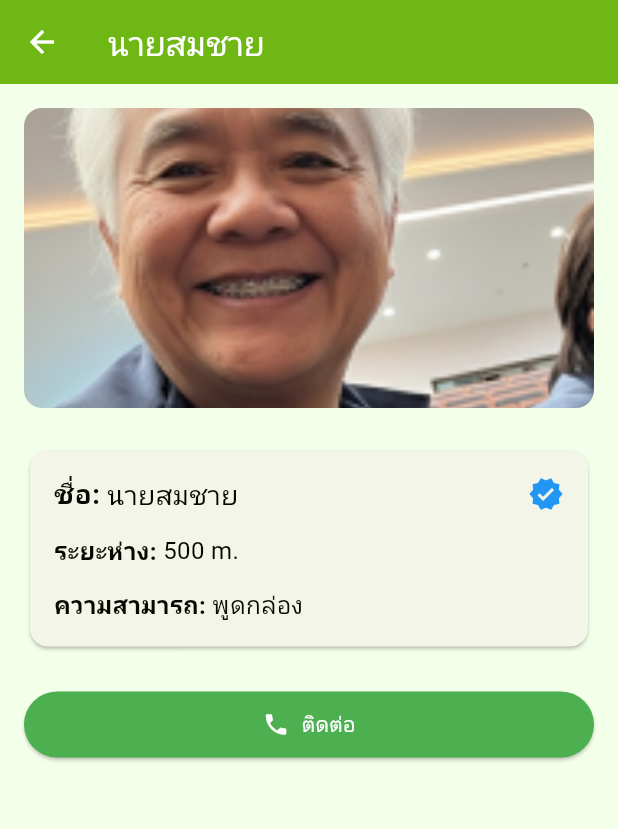
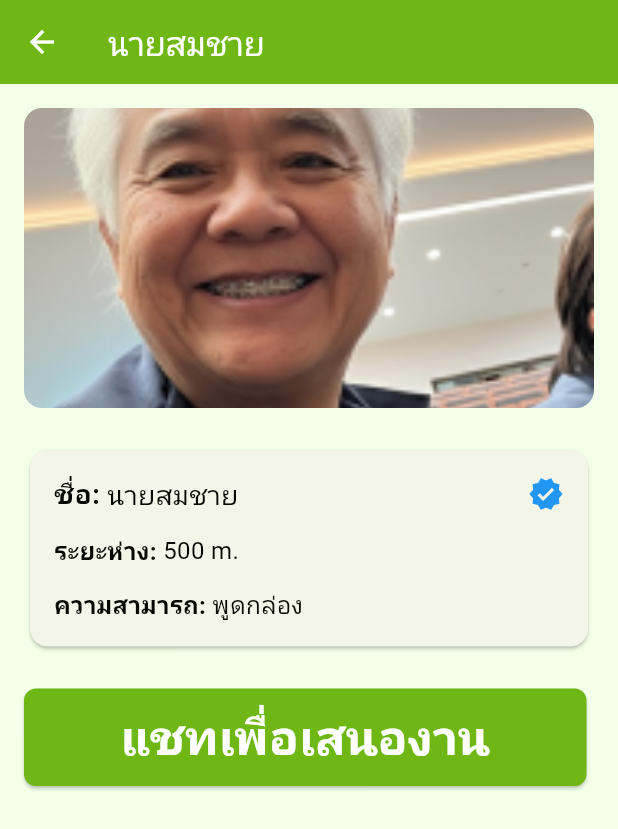
Before and after one commit to DisEzMike/waiwan, a Flutter app: the screen it shows after launch, after a tap on "ชื่อ:", on a phone screen of 412 x 824 dp. Shown: the top 829 px of the screen. Run offline on Flutter 3.47's test engine with Material 3 defaults, Android fonts, the phone set to English and light mode, and no system bars; our stand-ins replace google_fonts; Roboto replaces fonts that are missing (Kanit).

Commit message:
add button chat

```diff
--- a/lib/screens/elderlyscreen/elderly_profile.dart
+++ b/lib/screens/elderlyscreen/elderly_profile.dart
@@ -120,17 +120,25 @@ class ElderlyProfilePage extends StatelessWidget {
 
             // Action Buttons
             SizedBox(
-              width: double.infinity,
-              child: ElevatedButton.icon(
-                icon: const Icon(Icons.phone),
-                label: const Text('ติดต่อ'),
+              width: 375,        // Figma Width: 375px
+              height: 65,        // Figma Height: 65px
+              child: ElevatedButton(
                 onPressed: () {
                   // TODO: Implement contact action
                 },
                 style: ElevatedButton.styleFrom(
-                  backgroundColor: Colors.green,
+                  backgroundColor: Color.fromRGBO(110, 183, 21, 95), // Green color
                   foregroundColor: Colors.white,
-                  padding: const EdgeInsets.symmetric(vertical: 12),
+                  shape: RoundedRectangleBorder(
+                    borderRadius: BorderRadius.circular(8), // Add rounded corners
+                  ),
+                ),
+                child: const Text(
+                  'แชทเพื่อเสนองาน',
+                  style: TextStyle(
+                    fontSize: 32,
+                    fontWeight: FontWeight.bold,
+                  ),
                 ),
               ),
             ),
```
